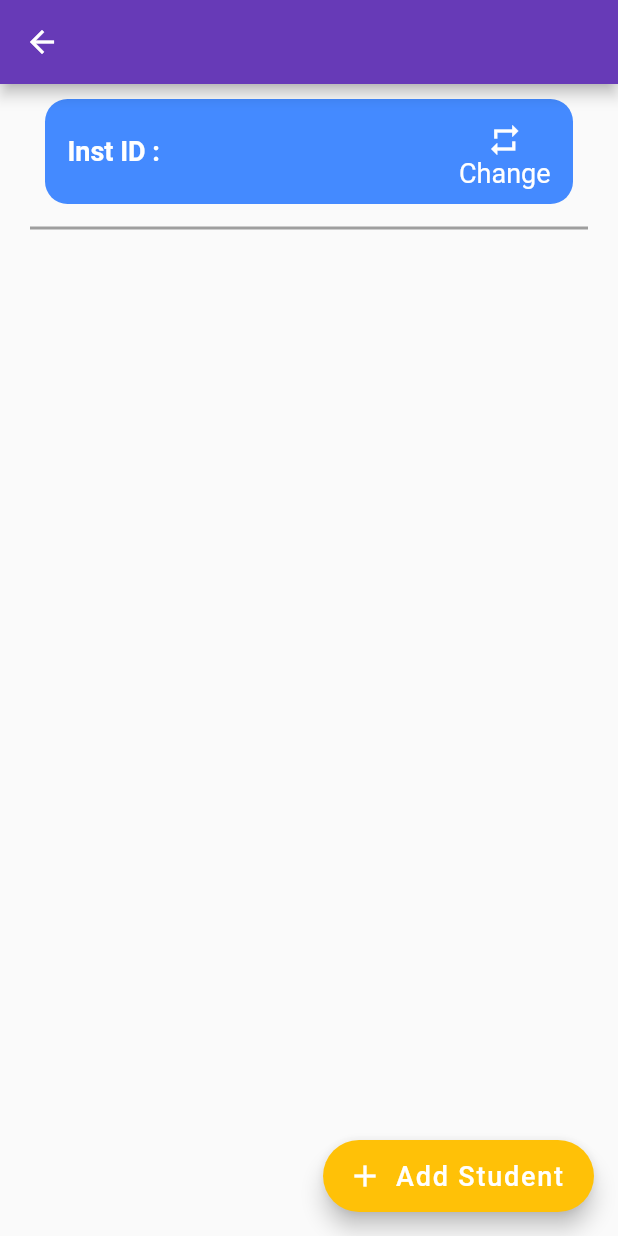
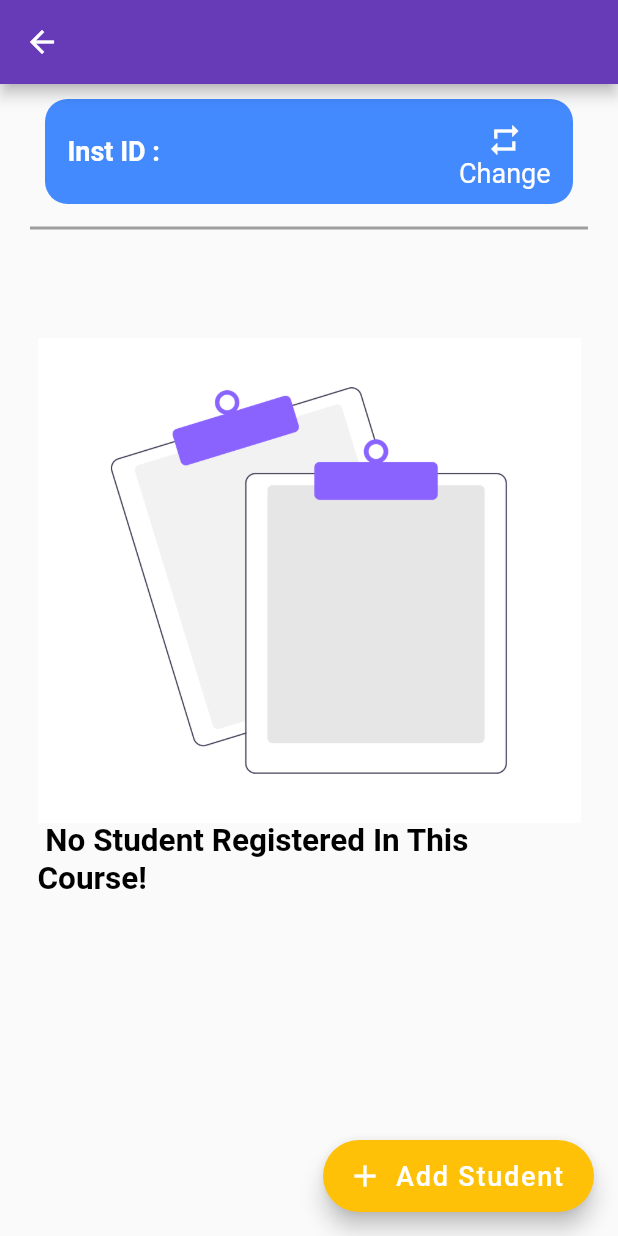
Before and after one commit to Maitha101/VirtuLab30.0, a Flutter app: the AdminEditAccounts screen opened directly with empty values, on a phone screen of 412 x 824 dp. Run offline on Flutter 3.47's test engine with Material 2 defaults, Android fonts, the phone set to English and light mode, and no system bars; our stand-ins replace email_validator, firebase_auth, firebase_core, firebase_database, shared_preferences; missing offline and left inert: flappy_search_bar, flutter_password_strength, percent_indicator_nullsafe; accounts and stored records are empty.

Commit message:
admin edit account , Student courses placeholder

```diff
--- a/lib/administrator/admin_courses.dart
+++ b/lib/administrator/admin_courses.dart
@@ -122,6 +122,7 @@ class _AdminCourses extends State<AdminCourses> {
       padding: const EdgeInsets.all(8.0),
       child: SingleChildScrollView(
         child: Container(
+          padding: EdgeInsets.symmetric(vertical: 15),
           decoration: BoxDecoration(
               color: Colors.grey.shade200,
               borderRadius: BorderRadius.circular(10)),
--- a/lib/administrator/admin_edit_accounts.dart
+++ b/lib/administrator/admin_edit_accounts.dart
@@ -10,7 +10,7 @@ class AdminEditAccounts extends StatefulWidget {
   final String instID;
   final String courseName;
 
-  AdminEditAccounts({this.courseKey, this.instID,this.courseName});
+  AdminEditAccounts({this.courseKey, this.instID, this.courseName});
 
   @override
   _AdminEditAccountsState createState() => _AdminEditAccountsState();
@@ -20,6 +20,7 @@ class _AdminEditAccountsState extends State<AdminEditAccounts> {
   int length = 0;
 
   List studentKey = [];
+  List studentNameList = [];
   TextEditingController _instController;
   final _formKey = GlobalKey<FormState>();
 
@@ -34,10 +35,30 @@ class _AdminEditAccountsState extends State<AdminEditAccounts> {
       setState(() {
         studentKey.addAll(keys);
       });
+    });
+    getStudentDetails();
+  }
+  getStudentDetails()  {
+    String studentName;
+    Map student;
+    print(studentKey.length);
+    for(int x =0 ; x < studentKey.length ;x ++){
+      DatabaseReference _data =   firebaseref.child("student").child(studentKey[x]);
+      _data.once().then((DataSnapshot snapshot) => {
+        student = snapshot.value,
 
-      print(studentKey.length);
-      print(keys);
+        studentName = student['fname'] +" "+ student['lname'],
+        setState(() {
+          studentNameList.add(studentName);
+        }),
+
+
       });
+
+    }
+    print(studentNameList.length);
+
+    return studentName;
   }
 
   @override
@@ -47,6 +68,7 @@ class _AdminEditAccountsState extends State<AdminEditAccounts> {
     _instController = TextEditingController();
     _instController.text = widget.instID;
     getStudentList();
+
     setState(() {
       Timer(Duration(seconds: 1), () {
         setState(() {
@@ -55,17 +77,12 @@ class _AdminEditAccountsState extends State<AdminEditAccounts> {
       });
       //
     });
+    getStudentDetails();
   }
 
   @override
   Widget build(BuildContext context) {
-    List students = [
-      "Student 1",
-      "Student 2",
-      "Student 3",
-      "Student 4",
-      "Student 5",
-    ];
+
     return Scaffold(
       floatingActionButton: FloatingActionButton.extended(
         icon: Icon(Icons.add),
@@ -145,11 +162,20 @@ class _AdminEditAccountsState extends State<AdminEditAccounts> {
             Padding(
               padding: const EdgeInsets.only(top: 20, left: 25, right: 25),
               child: Container(
-                height: MediaQuery
-                    .of(context)
-                    .size
-                    .height * .58,
-                child: ListView.builder(
+                height: MediaQuery.of(context).size.height * .58,
+                child: studentKey.length == 0
+                    ? Column(
+                        mainAxisAlignment: MainAxisAlignment.center,
+                        children: [
+                          Image.asset("assets/images/empty_placeholder.png"),
+                          CustomText(
+                            text: " No Student Registered In This Course!",
+                            fontSize: 21,
+                            fontWeight: FontWeight.bold,
+                          )
+                        ],
+                      )
+                    : ListView.builder(
                         itemCount: studentKey.length,
                         itemBuilder: (context, index) {
                           return Padding(
@@ -160,9 +186,11 @@ class _AdminEditAccountsState extends State<AdminEditAccounts> {
                                   borderRadius: BorderRadius.circular(15)),
                               height: 70,
                               child: Padding(
-                            padding: const EdgeInsets.only(left: 15, right: 15),
+                                padding:
+                                    const EdgeInsets.only(left: 15, right: 15),
                                 child: Row(
-                              mainAxisAlignment: MainAxisAlignment.spaceBetween,
+                                  mainAxisAlignment:
+                                      MainAxisAlignment.spaceBetween,
                                   children: [
                                     CustomText(
                                       text: "Student : " + studentKey[index],
@@ -172,7 +200,7 @@ class _AdminEditAccountsState extends State<AdminEditAccounts> {
                                       padding: const EdgeInsets.only(top: 13),
                                       child: GestureDetector(
                                         onTap: () {
-                                      print("aa");
+                                          _showDeleteDialog(index);
                                         },
                                         child: Column(
                                           children: [
@@ -205,18 +233,24 @@ class _AdminEditAccountsState extends State<AdminEditAccounts> {
   }
 
   updateInstDialog() {
-    showDialog(context: context, builder: (context) {
+    showDialog(
+        context: context,
+        builder: (context) {
           return Dialog(
             child: Container(
               height: 300,
+              child: Form(
+                key: _formKey,
                 child: Column(
                   crossAxisAlignment: CrossAxisAlignment.center,
                   children: [
                     Padding(
                       padding: const EdgeInsets.only(top: 50),
-                child: CustomText(text: "Edit Inst ID",
+                      child: CustomText(
+                        text: "Edit Inst ID",
                         fontSize: 22,
-                  fontWeight: FontWeight.w600,),
+                        fontWeight: FontWeight.w600,
+                      ),
                     ),
                     Padding(
                       padding: const EdgeInsets.symmetric(
@@ -224,61 +258,114 @@ class _AdminEditAccountsState extends State<AdminEditAccounts> {
                       child: TextFormField(
                         style: TextStyle(fontSize: 19),
                         controller: _instController,
+                        validator: (v)=> v.length != 6 ? "Invalid Instructor ID" : null,
                         decoration: InputDecoration(
                             hintText: "Enter Instructor ID",
-                      prefixIcon: Icon(Icons.edit)
-                  ),
+                            prefixIcon: Icon(Icons.edit)),
                       ),
                     ),
                     Row(
                       mainAxisAlignment: MainAxisAlignment.center,
                       children: [
-                  TextButton(onPressed: () {
+                        TextButton(
+                            onPressed: () {
                               Navigator.pop(context);
-                  }, child: CustomText(text: "Cancel",)),
-                  SizedBox(width: 20,),
+                            },
+                            child: CustomText(
+                              text: "Cancel",
+                            )),
+                        SizedBox(
+                          width: 20,
+                        ),
                         Container(
                           decoration: BoxDecoration(
                               color: Colors.blue,
-                        borderRadius: BorderRadius.circular(10)
-
-                    ),
+                              borderRadius: BorderRadius.circular(10)),
                           child: TextButton(
                               onPressed: () {
+                                if(_formKey.currentState.validate()){
                                   updateInst();
                                   Navigator.pop(context);
+                                }
+
                                 ScaffoldMessenger.of(this.context).showSnackBar(
                                   SnackBar(
                                     duration: Duration(seconds: 2),
-                             content:
-                             CustomText(text: 'Instructor Updated Successfully',
+                                    content: CustomText(
+                                      text: 'Instructor Updated Successfully',
                                       color: Colors.white,
-                             fontSize: 20,),
-                             backgroundColor:
-                             Colors.deepPurple, //change?
+                                      fontSize: 20,
+                                    ),
+                                    backgroundColor: Colors.deepPurple, //change?
                                   ),
                                 );
                               },
                               child: CustomText(
-                          text: "Update", color: Colors.white,)),
+                                text: "Update",
+                                color: Colors.white,
+                              )),
                         ),
                       ],
                     )
-
                   ],
+                ),
               ),
             ),
           );
         });
   }
 
+  _showDeleteDialog(int index) {
+    showDialog(
+        context: context,
+        builder: (context) {
+          return AlertDialog(
+            title: Text('Delete Student'),
+            content: Text('Are you sure you want to delete?'),
+            actions: [
+              TextButton(
+                  onPressed: () {
+                    Navigator.pop(context);
+                  },
+                  child: Text('Cancel')),
+              TextButton(
+                  onPressed: () {
+                    firebaseref
+                        .child("course")
+                        .child(widget.courseKey)
+                        .child('studID')
+                        .child(studentKey[index])
+                        .remove().then((value) => {
+                          Navigator.pop(context)
+                    }
+                        );
+                    ScaffoldMessenger.of(this.context).showSnackBar(
+                      SnackBar(
+                        duration: Duration(seconds: 1),
+                        content: CustomText(
+                          text: 'Student Deleted Successfully',
+                          color: Colors.white,
+                          fontSize: 20,
+                        ),
+                        backgroundColor: Colors.deepPurple, //change?
+                      ),
+                    );
+                  },
+                  child: Text('Delete'))
+            ],
+          );
+        });
+  }
+
   updateInst() {
     String instID = _instController.text;
-    Map<String, String> inst = {
-      "instID": instID
-    };
-    firebaseref.child('course').child(widget.courseKey).update(inst).then((value) => {
-      Navigator.pop(context)
-    });
+    Map<String, String> inst = {"instID": instID};
+    firebaseref
+        .child('course')
+        .child(widget.courseKey)
+        .update(inst)
+        .then((value) => {Navigator.pop(context)});
   }
+
+
 }
--- a/lib/student/stu_activity_stream.dart
+++ b/lib/student/stu_activity_stream.dart
@@ -93,6 +93,7 @@ class _ActivityStream extends State<ActivityStream> {
                                 Text(
                                   'status', //temp
                                 ),
+
                               ],
                             ),
                           ],
--- a/pubspec.yaml
+++ b/pubspec.yaml
@@ -97,6 +97,7 @@ flutter:
       - assets/images/
       - assets/images/profile_pic.png
       - assets/virtulabDB.db
+      - assets/images/empty_placeholder.png
 
 
   # An image asset can refer to one or more resolution-specific "variants", see
```
Also changed, not shown: lib/student/stu_courses.dart (+34 -3 lines), assets/images/empty_placeholder.png (added). Lines whose indentation alone changed are shown as unchanged.
